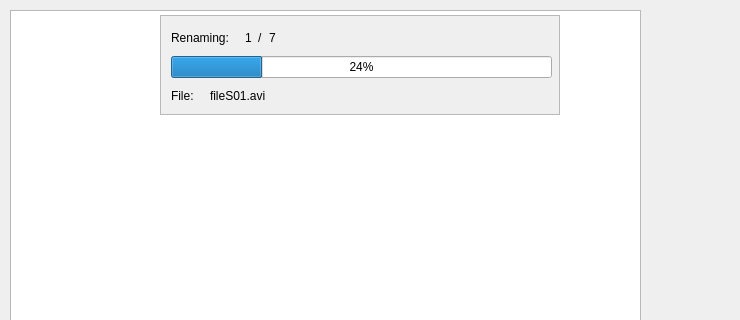
The window that SeriesScraper/mainwindow.ui (martinLutz1/SeriesScraper) describes before a commit, drawn with Qt 5; both pictures show x 0 to 740 and y 0 to 320 of the 1500 by 700 pixel window.
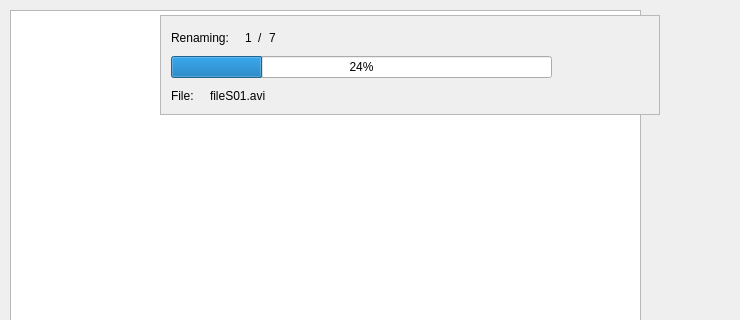
The same window after the commit. Icons and pictures are not drawn.

Commit message: Increase size of rename progress widget.

The edit to the form file:
```diff
--- a/SeriesScraper/mainwindow.ui
+++ b/SeriesScraper/mainwindow.ui
@@ -1113,7 +1113,7 @@
      <rect>
       <x>160</x>
       <y>15</y>
-      <width>400</width>
+      <width>500</width>
       <height>100</height>
      </rect>
     </property>
@@ -1131,7 +1131,7 @@
       <rect>
        <x>0</x>
        <y>0</y>
-       <width>398</width>
+       <width>498</width>
        <height>98</height>
       </rect>
      </property>
```
